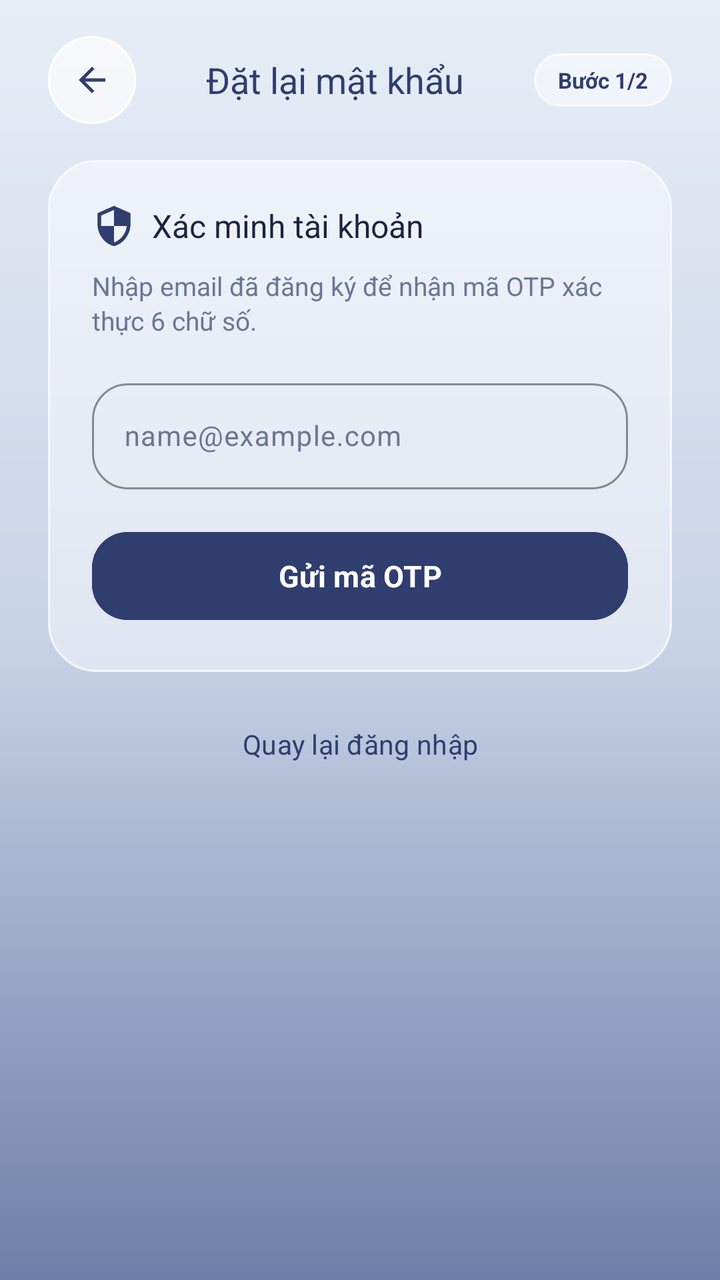
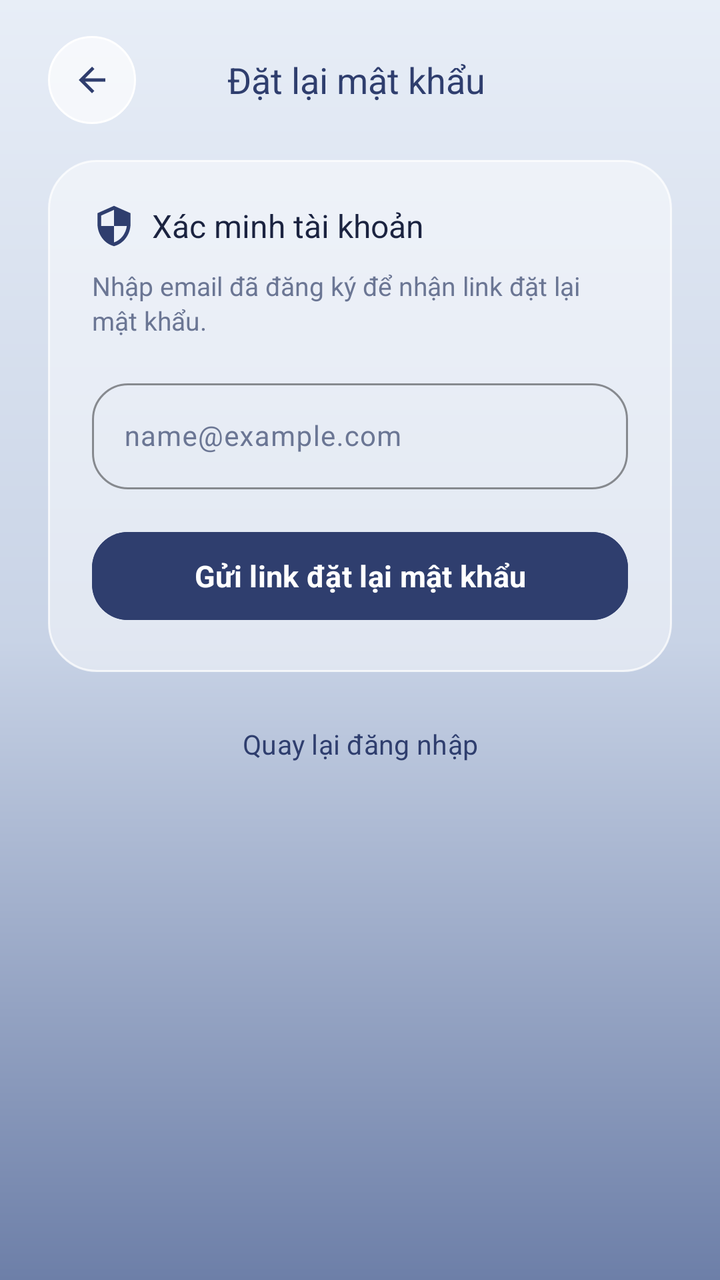

Before-and-after screenshots of an Android layout around one commit, followed by the original layout XML and the change that was made.
<!-- AndroidManifest.xml: application theme Theme.Final_term -->
<!-- res/layout/fragment_reset_password.xml -->
<?xml version="1.0" encoding="utf-8"?>
<ScrollView xmlns:android="http://schemas.android.com/apk/res/android"
    xmlns:app="http://schemas.android.com/apk/res-auto"
    android:layout_width="match_parent"
    android:layout_height="match_parent"
    android:background="@drawable/background_gradient"
    android:fillViewport="true">

    <LinearLayout
        android:layout_width="match_parent"
        android:layout_height="wrap_content"
        android:orientation="vertical"
        android:paddingStart="24dp"
        android:paddingTop="18dp"
        android:paddingEnd="24dp"
        android:paddingBottom="32dp">

        
        <LinearLayout
            android:layout_width="match_parent"
            android:layout_height="wrap_content"
            android:gravity="center_vertical"
            android:orientation="horizontal"
            android:paddingBottom="18dp">

            <FrameLayout
                android:id="@+id/reset_back_button"
                android:layout_width="44dp"
                android:layout_height="44dp"
                android:background="@drawable/circle_action_button"
                android:clickable="true"
                android:contentDescription="Quay lại"
                android:elevation="6dp"
                android:focusable="true">

                <ImageView
                    android:layout_width="20dp"
                    android:layout_height="20dp"
                    android:layout_gravity="center"
                    android:src="@drawable/ic_arrow_back"
                    app:tint="@color/navy" />
            </FrameLayout>

            <TextView
                android:layout_width="0dp"
                android:layout_height="wrap_content"
                android:layout_weight="1"
                android:fontFamily="sans-serif-bold"
                android:gravity="center"
                android:text="Đặt lại mật khẩu"
                android:textColor="@color/navy"
                android:textSize="18sp" />

            <TextView
                android:id="@+id/reset_step_badge"
                android:layout_width="wrap_content"
                android:layout_height="wrap_content"
                android:background="@drawable/glass_pill_bg"
                android:paddingStart="12dp"
                android:paddingTop="6dp"
                android:paddingEnd="12dp"
                android:paddingBottom="6dp"
                android:text="Bước 1/2"
                android:textColor="@color/navy"
                android:textSize="11sp"
                android:textStyle="bold" />
        </LinearLayout>

        
        <LinearLayout
            android:id="@+id/reset_email_card"
            android:layout_width="match_parent"
            android:layout_height="wrap_content"
            android:background="@drawable/glass_panel_card"
            android:elevation="8dp"
            android:orientation="vertical"
            android:padding="22dp">

            <LinearLayout
                android:layout_width="match_parent"
                android:layout_height="wrap_content"
                android:gravity="center_vertical"
                android:orientation="horizontal"
                android:paddingBottom="10dp">

                <ImageView
                    android:layout_width="22dp"
                    android:layout_height="22dp"
                    android:src="@drawable/ic_shield"
                    app:tint="@color/navy" />

                <TextView
                    android:layout_width="wrap_content"
                    android:layout_height="wrap_content"
                    android:layout_marginStart="8dp"
                    android:fontFamily="sans-serif-bold"
                    android:text="Xác minh tài khoản"
                    android:textColor="@color/ink"
                    android:textSize="16sp" />
            </LinearLayout>

            <TextView
                android:layout_width="match_parent"
                android:layout_height="wrap_content"
                android:lineSpacingExtra="2dp"
                android:paddingBottom="16dp"
                android:text="Nhập email đã đăng ký để nhận mã OTP xác thực 6 chữ số."
                android:textColor="@color/ink_muted"
                android:textSize="13sp" />

            <com.google.android.material.textfield.TextInputLayout
                android:id="@+id/reset_email_layout"
                style="@style/Widget.Material3.TextInputLayout.OutlinedBox"
                android:layout_width="match_parent"
                android:layout_height="wrap_content"
                android:hint="@string/email_hint"
                app:boxCornerRadiusBottomEnd="18dp"
                app:boxCornerRadiusBottomStart="18dp"
                app:boxCornerRadiusTopEnd="18dp"
                app:boxCornerRadiusTopStart="18dp"
                app:boxStrokeColor="@color/navy"
                app:placeholderText="@string/email_hint">

                <com.google.android.material.textfield.TextInputEditText
                    android:id="@+id/reset_email_input"
                    android:layout_width="match_parent"
                    android:layout_height="wrap_content"
                    android:imeOptions="actionDone"
                    android:inputType="textEmailAddress"
                    android:textColor="@color/ink"
                    android:textSize="14sp" />
            </com.google.android.material.textfield.TextInputLayout>

            <com.google.android.material.button.MaterialButton
                android:id="@+id/reset_request_otp_button"
                android:layout_width="match_parent"
                android:layout_height="52dp"
                android:layout_marginTop="16dp"
                android:backgroundTint="@color/navy"
                android:text="Gửi mã OTP"
                android:textColor="@color/white"
                android:textSize="15sp"
                android:textStyle="bold"
                app:cornerRadius="18dp" />
        </LinearLayout>

        
        <LinearLayout
            android:id="@+id/reset_password_card"
            android:layout_width="match_parent"
            android:layout_height="wrap_content"
            android:layout_marginTop="16dp"
            android:background="@drawable/glass_panel_card"
            android:elevation="8dp"
            android:orientation="vertical"
            android:padding="22dp"
            android:visibility="gone">

            <TextView
                android:id="@+id/reset_verified_banner"
                android:layout_width="match_parent"
                android:layout_height="wrap_content"
                android:layout_marginBottom="16dp"
                android:background="@drawable/badge_status_success"
                android:padding="12dp"
                android:text="Xác thực OTP thành công. Hãy nhập mật khẩu mới (tối thiểu 8 ký tự)."
                android:textColor="@color/success"
                android:textSize="12.5sp"
                android:textStyle="bold" />

            <com.google.android.material.textfield.TextInputLayout
                android:id="@+id/reset_new_password_layout"
                style="@style/Widget.Material3.TextInputLayout.OutlinedBox"
                android:layout_width="match_parent"
                android:layout_height="wrap_content"
                android:hint="Mật khẩu mới"
                app:boxCornerRadiusBottomEnd="18dp"
                app:boxCornerRadiusBottomStart="18dp"
                app:boxCornerRadiusTopEnd="18dp"
                app:boxCornerRadiusTopStart="18dp"
                app:boxStrokeColor="@color/navy"
                app:endIconMode="password_toggle">

                <com.google.android.material.textfield.TextInputEditText
                    android:id="@+id/reset_new_password_input"
                    android:layout_width="match_parent"
                    android:layout_height="wrap_content"
                    android:imeOptions="actionNext"
                    android:inputType="textPassword"
                    android:textColor="@color/ink"
                    android:textSize="14sp" />
            </com.google.android.material.textfield.TextInputLayout>

            <com.google.android.material.textfield.TextInputLayout
                android:id="@+id/reset_confirm_password_layout"
                style="@style/Widget.Material3.TextInputLayout.OutlinedBox"
                android:layout_width="match_parent"
                android:layout_height="wrap_content"
                android:layout_marginTop="12dp"
                android:hint="Nhập lại mật khẩu mới"
                app:boxCornerRadiusBottomEnd="18dp"
                app:boxCornerRadiusBottomStart="18dp"
                app:boxCornerRadiusTopEnd="18dp"
                app:boxCornerRadiusTopStart="18dp"
                app:boxStrokeColor="@color/navy"
                app:endIconMode="password_toggle">

                <com.google.android.material.textfield.TextInputEditText
                    android:id="@+id/reset_confirm_password_input"
                    android:layout_width="match_parent"
                    android:layout_height="wrap_content"
                    android:imeOptions="actionDone"
                    android:inputType="textPassword"
                    android:textColor="@color/ink"
                    android:textSize="14sp" />
            </com.google.android.material.textfield.TextInputLayout>

            <com.google.android.material.button.MaterialButton
                android:id="@+id/reset_submit_button"
                android:layout_width="match_parent"
                android:layout_height="52dp"
                android:layout_marginTop="18dp"
                android:backgroundTint="@color/navy"
                android:text="Xác nhận đổi mật khẩu"
                android:textColor="@color/white"
                android:textSize="15sp"
                android:textStyle="bold"
                app:cornerRadius="18dp" />
        </LinearLayout>

        <TextView
            android:id="@+id/reset_error_text"
            android:layout_width="match_parent"
            android:layout_height="wrap_content"
            android:layout_marginTop="14dp"
            android:background="@drawable/badge_status_danger"
            android:padding="12dp"
            android:textColor="@color/danger"
            android:textSize="12.5sp"
            android:visibility="gone" />

        <ProgressBar
            android:id="@+id/reset_progress"
            android:layout_width="wrap_content"
            android:layout_height="wrap_content"
            android:layout_gravity="center_horizontal"
            android:layout_marginTop="14dp"
            android:indeterminateTint="@color/navy"
            android:visibility="gone" />

        <com.google.android.material.button.MaterialButton
            android:id="@+id/reset_back_to_login_button"
            style="@style/Widget.Material3.Button.TextButton"
            android:layout_width="match_parent"
            android:layout_height="wrap_content"
            android:layout_marginTop="12dp"
            android:text="Quay lại đăng nhập"
            android:textColor="@color/navy"
            android:textSize="13.5sp" />

    </LinearLayout>
</ScrollView>
<!-- resources referenced by this layout -->
<resources>
  <color name="danger">#FFD8475F</color>
  <color name="ink">#FF1B2340</color>
  <color name="ink_muted">#FF6B7694</color>
  <color name="navy">#FF2F3E6E</color>
  <color name="success">#FF2E9E7B</color>
  <color name="white">#FFFFFFFF</color>
  <!-- drawable background_gradient (drawable) -->
  <?xml version="1.0" encoding="utf-8"?>
  <shape xmlns:android="http://schemas.android.com/apk/res/android">
      <gradient
          android:angle="270"
          android:startColor="#FFE8EEF7"
          android:centerColor="#FFC8D3E6"
          android:endColor="#FF6D7FA8"
          android:type="linear" />
  </shape>
  <!-- drawable badge_status_danger (drawable) -->
  <?xml version="1.0" encoding="utf-8"?>
  <shape xmlns:android="http://schemas.android.com/apk/res/android">
      <corners android:radius="12dp" />
      <solid android:color="@color/danger_bg" />
      <stroke
          android:width="1dp"
          android:color="#4DD8475F" />
  </shape>
  <!-- drawable badge_status_success (drawable) -->
  <?xml version="1.0" encoding="utf-8"?>
  <shape xmlns:android="http://schemas.android.com/apk/res/android"
      android:shape="rectangle">
      <corners android:radius="12dp" />
      <solid android:color="@color/success_bg" />
      <stroke
          android:width="1dp"
          android:color="#4D2E9E7B" />
  </shape>
  <!-- drawable glass_pill_bg (drawable) -->
  <?xml version="1.0" encoding="utf-8"?>
  <shape xmlns:android="http://schemas.android.com/apk/res/android"
      android:shape="rectangle">
      <solid android:color="@color/glass_pill" />
      <corners android:radius="999dp" />
      <stroke
          android:width="1dp"
          android:color="@color/glass_border" />
  </shape>
  <!-- drawable ic_arrow_back (drawable) -->
  <vector xmlns:android="http://schemas.android.com/apk/res/android"
      android:width="24dp"
      android:height="24dp"
      android:viewportWidth="24"
      android:viewportHeight="24">
      <path
          android:fillColor="@color/ink"
          android:pathData="M20,11H7.83l5.59,-5.59L12,4l-8,8 8,8 1.41,-1.41L7.83,13H20v-2z" />
  </vector>
  <!-- drawable ic_shield (drawable) -->
  <vector xmlns:android="http://schemas.android.com/apk/res/android"
      android:width="24dp"
      android:height="24dp"
      android:viewportWidth="24"
      android:viewportHeight="24">
      <path
          android:fillColor="@color/navy"
          android:pathData="M12,1L3,5v6c0,5.55 3.84,10.74 9,12 5.16,-1.26 9,-6.45 9,-12V5l-9,-4zm0,10.99h7c-0.53,4.12 -3.28,7.79 -7,8.94V12H5V6.3l7,-3.11v8.8z" />
  </vector>
  <string name="email_hint">name@example.com</string>
  <style name="Theme.Final_term" parent="Base.Theme.Final_term" />
  <color name="danger_bg">#26D8475F</color>
  <color name="success_bg">#262E9E7B</color>
  <color name="glass_card_pressed">#8AFFFFFF</color>
  <color name="glass_circle_btn">#A6FFFFFF</color>
  <color name="glass_card">#73FFFFFF</color>
  <color name="glass_border">#BFFFFFFF</color>
  <color name="glass_pill">#80FFFFFF</color>
  <color name="slate_blue">#FF5A6C99</color>
  <color name="bg_mist">#FFF4F6FA</color>
  <color name="bg_slate_soft">#FFB9C4DC</color>
  <color name="ink_faint">#FF9AA4BC</color>
  <style name="NimbusSpinnerStyle" parent="Widget.AppCompat.Spinner">
          <item name="android:popupBackground">@drawable/bg_nimbus_dropdown_popup</item>
          <item name="android:dropDownVerticalOffset">6dp</item>
      </style>
  <color name="bg_slate">#FF8D9CC0</color>
  <!-- drawable bg_nimbus_dropdown_popup (drawable) -->
  <?xml version="1.0" encoding="utf-8"?>
  <shape xmlns:android="http://schemas.android.com/apk/res/android"
      android:shape="rectangle">
      <solid android:color="@color/glass_sheet" />
      <corners android:radius="18dp" />
      <stroke
          android:width="1dp"
          android:color="@color/glass_border" />
  </shape>
  <color name="glass_sheet">#F2FFFFFF</color>
  <!-- unchanged entries left out for length: 5 -->
</resources>

<!-- the commit's change to res/layout/fragment_reset_password.xml (unified diff, before → after) -->
@@ -51,19 +51,7 @@
                 android:textColor="@color/navy"
                 android:textSize="18sp" />
 
-            <TextView
-                android:id="@+id/reset_step_badge"
-                android:layout_width="wrap_content"
-                android:layout_height="wrap_content"
-                android:background="@drawable/glass_pill_bg"
-                android:paddingStart="12dp"
-                android:paddingTop="6dp"
-                android:paddingEnd="12dp"
-                android:paddingBottom="6dp"
-                android:text="Bước 1/2"
-                android:textColor="@color/navy"
-                android:textSize="11sp"
-                android:textStyle="bold" />
+            <Space android:layout_width="48dp" android:layout_height="1dp" />
         </LinearLayout>
 
         
@@ -104,7 +92,7 @@
                 android:layout_height="wrap_content"
                 android:lineSpacingExtra="2dp"
                 android:paddingBottom="16dp"
-                android:text="Nhập email đã đăng ký để nhận mã OTP xác thực 6 chữ số."
+                android:text="Nhập email đã đăng ký để nhận link đặt lại mật khẩu."
                 android:textColor="@color/ink_muted"
                 android:textSize="13sp" />
 
@@ -132,101 +120,27 @@
             </com.google.android.material.textfield.TextInputLayout>
 
             <com.google.android.material.button.MaterialButton
-                android:id="@+id/reset_request_otp_button"
+                android:id="@+id/reset_send_link_button"
                 android:layout_width="match_parent"
                 android:layout_height="52dp"
                 android:layout_marginTop="16dp"
                 android:backgroundTint="@color/navy"
-                android:text="Gửi mã OTP"
+                android:text="Gửi link đặt lại mật khẩu"
                 android:textColor="@color/white"
                 android:textSize="15sp"
                 android:textStyle="bold"
                 app:cornerRadius="18dp" />
         </LinearLayout>
 
-        
-        <LinearLayout
-            android:id="@+id/reset_password_card"
+        <TextView
+            android:id="@+id/reset_confirmation"
             android:layout_width="match_parent"
             android:layout_height="wrap_content"
-            android:layout_marginTop="16dp"
-            android:background="@drawable/glass_panel_card"
-            android:elevation="8dp"
-            android:orientation="vertical"
-            android:padding="22dp"
-            android:visibility="gone">
-
-            <TextView
-                android:id="@+id/reset_verified_banner"
-                android:layout_width="match_parent"
-                android:layout_height="wrap_content"
-                android:layout_marginBottom="16dp"
-                android:background="@drawable/badge_status_success"
-                android:padding="12dp"
-                android:text="Xác thực OTP thành công. Hãy nhập mật khẩu mới (tối thiểu 8 ký tự)."
-                android:textColor="@color/success"
-                android:textSize="12.5sp"
-                android:textStyle="bold" />
-
-            <com.google.android.material.textfield.TextInputLayout
-                android:id="@+id/reset_new_password_layout"
-                style="@style/Widget.Material3.TextInputLayout.OutlinedBox"
-                android:layout_width="match_parent"
-                android:layout_height="wrap_content"
-                android:hint="Mật khẩu mới"
-                app:boxCornerRadiusBottomEnd="18dp"
-                app:boxCornerRadiusBottomStart="18dp"
-                app:boxCornerRadiusTopEnd="18dp"
-                app:boxCornerRadiusTopStart="18dp"
-                app:boxStrokeColor="@color/navy"
-                app:endIconMode="password_toggle">
-
-                <com.google.android.material.textfield.TextInputEditText
-                    android:id="@+id/reset_new_password_input"
-                    android:layout_width="match_parent"
-                    android:layout_height="wrap_content"
-                    android:imeOptions="actionNext"
-                    android:inputType="textPassword"
-                    android:textColor="@color/ink"
-                    android:textSize="14sp" />
-            </com.google.android.material.textfield.TextInputLayout>
-
-            <com.google.android.material.textfield.TextInputLayout
-                android:id="@+id/reset_confirm_password_layout"
-                style="@style/Widget.Material3.TextInputLayout.OutlinedBox"
-                android:layout_width="match_parent"
-                android:layout_height="wrap_content"
-                android:layout_marginTop="12dp"
-                android:hint="Nhập lại mật khẩu mới"
-                app:boxCornerRadiusBottomEnd="18dp"
-                app:boxCornerRadiusBottomStart="18dp"
-                app:boxCornerRadiusTopEnd="18dp"
-                app:boxCornerRadiusTopStart="18dp"
-                app:boxStrokeColor="@color/navy"
-                app:endIconMode="password_toggle">
-
-                <com.google.android.material.textfield.TextInputEditText
-                    android:id="@+id/reset_confirm_password_input"
-                    android:layout_width="match_parent"
-                    android:layout_height="wrap_content"
-                    android:imeOptions="actionDone"
-                    android:inputType="textPassword"
-                    android:textColor="@color/ink"
-                    android:textSize="14sp" />
-            </com.google.android.material.textfield.TextInputLayout>
-
-            <com.google.android.material.button.MaterialButton
-                android:id="@+id/reset_submit_button"
-                android:layout_width="match_parent"
-                android:layout_height="52dp"
-                android:layout_marginTop="18dp"
-                android:backgroundTint="@color/navy"
-                android:text="Xác nhận đổi mật khẩu"
-                android:textColor="@color/white"
-                android:textSize="15sp"
-                android:textStyle="bold"
-                app:cornerRadius="18dp" />
-        </LinearLayout>
+            android:layout_marginTop="12dp"
+            android:accessibilityLiveRegion="polite"
+            android:text="Nếu email này đã đăng ký, bạn sẽ nhận được link đặt lại mật khẩu. Hãy kiểm tra hộp thư và thư rác."
+            android:textColor="@color/ink"
+            android:visibility="gone" />
 
         <TextView
             android:id="@+id/reset_error_text"
<!-- resource entries referenced after the edit -->
@@ -4,7 +4,6 @@
   <color name="ink">#FF1B2340</color>
   <color name="ink_muted">#FF6B7694</color>
   <color name="navy">#FF2F3E6E</color>
-  <color name="success">#FF2E9E7B</color>
   <color name="white">#FFFFFFFF</color>
   <!-- drawable background_gradient (drawable) -->
   <?xml version="1.0" encoding="utf-8"?>
@@ -24,26 +23,6 @@
       <stroke
           android:width="1dp"
           android:color="#4DD8475F" />
-  </shape>
-  <!-- drawable badge_status_success (drawable) -->
-  <?xml version="1.0" encoding="utf-8"?>
-  <shape xmlns:android="http://schemas.android.com/apk/res/android"
-      android:shape="rectangle">
-      <corners android:radius="12dp" />
-      <solid android:color="@color/success_bg" />
-      <stroke
-          android:width="1dp"
-          android:color="#4D2E9E7B" />
-  </shape>
-  <!-- drawable glass_pill_bg (drawable) -->
-  <?xml version="1.0" encoding="utf-8"?>
-  <shape xmlns:android="http://schemas.android.com/apk/res/android"
-      android:shape="rectangle">
-      <solid android:color="@color/glass_pill" />
-      <corners android:radius="999dp" />
-      <stroke
-          android:width="1dp"
-          android:color="@color/glass_border" />
   </shape>
   <!-- drawable ic_arrow_back (drawable) -->
   <vector xmlns:android="http://schemas.android.com/apk/res/android"
@@ -68,12 +47,10 @@
   <string name="email_hint">name@example.com</string>
   <style name="Theme.Final_term" parent="Base.Theme.Final_term" />
   <color name="danger_bg">#26D8475F</color>
-  <color name="success_bg">#262E9E7B</color>
   <color name="glass_card_pressed">#8AFFFFFF</color>
   <color name="glass_circle_btn">#A6FFFFFF</color>
   <color name="glass_card">#73FFFFFF</color>
   <color name="glass_border">#BFFFFFFF</color>
-  <color name="glass_pill">#80FFFFFF</color>
   <color name="slate_blue">#FF5A6C99</color>
   <color name="bg_mist">#FFF4F6FA</color>
   <color name="bg_slate_soft">#FFB9C4DC</color>
